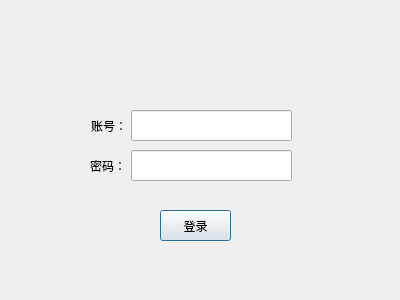
Qt form admin-app/admin_login_window.ui (dormitory604/Ticketing-System-ver2.0) before a commit.
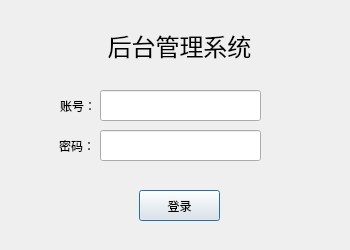
The same form after that commit.

Commit message: 修改前端

```diff
--- a/admin-app/admin_login_window.ui
+++ b/admin-app/admin_login_window.ui
@@ -2,24 +2,22 @@
 <ui version="4.0">
  <class>AdminLoginWindow</class>
  <widget class="QDialog" name="AdminLoginWindow">
-  <property name="geometry">
-   <rect>
-    <x>0</x>
-    <y>0</y>
-    <width>400</width>
-    <height>300</height>
-   </rect>
+  <property name="sizePolicy">
+   <sizepolicy hsizetype="Fixed" vsizetype="Fixed">
+    <horstretch>0</horstretch>
+    <verstretch>0</verstretch>
+   </sizepolicy>
   </property>
   <property name="minimumSize">
    <size>
-    <width>400</width>
-    <height>300</height>
+    <width>350</width>
+    <height>250</height>
    </size>
   </property>
   <property name="maximumSize">
    <size>
-    <width>400</width>
-    <height>300</height>
+    <width>350</width>
+    <height>250</height>
    </size>
   </property>
   <property name="windowTitle">
@@ -28,8 +26,8 @@
   <widget class="QLineEdit" name="usernameEdit">
    <property name="geometry">
     <rect>
-     <x>131</x>
-     <y>110</y>
+     <x>100</x>
+     <y>90</y>
      <width>161</width>
      <height>31</height>
     </rect>
@@ -38,8 +36,8 @@
   <widget class="QLineEdit" name="passwordEdit">
    <property name="geometry">
     <rect>
-     <x>131</x>
-     <y>150</y>
+     <x>100</x>
+     <y>130</y>
      <width>161</width>
      <height>31</height>
     </rect>
@@ -51,8 +49,8 @@
   <widget class="QLabel" name="label">
    <property name="geometry">
     <rect>
-     <x>91</x>
-     <y>110</y>
+     <x>60</x>
+     <y>90</y>
      <width>41</width>
      <height>31</height>
     </rect>
@@ -64,8 +62,8 @@
   <widget class="QLabel" name="label_2">
    <property name="geometry">
     <rect>
-     <x>90</x>
-     <y>150</y>
+     <x>59</x>
+     <y>130</y>
      <width>41</width>
      <height>31</height>
     </rect>
@@ -77,9 +75,9 @@
   <widget class="QPushButton" name="loginButton">
    <property name="geometry">
     <rect>
-     <x>160</x>
-     <y>210</y>
-     <width>71</width>
+     <x>139</x>
+     <y>190</y>
+     <width>81</width>
      <height>31</height>
     </rect>
    </property>
@@ -87,6 +85,27 @@
     <string>登录</string>
    </property>
   </widget>
+  <widget class="QLabel" name="label_3">
+   <property name="geometry">
+    <rect>
+     <x>99</x>
+     <y>30</y>
+     <width>161</width>
+     <height>31</height>
+    </rect>
+   </property>
+   <property name="font">
+    <font>
+     <pointsize>18</pointsize>
+    </font>
+   </property>
+   <property name="text">
+    <string>后台管理系统</string>
+   </property>
+   <property name="alignment">
+    <set>Qt::AlignmentFlag::AlignCenter</set>
+   </property>
+  </widget>
  </widget>
  <resources/>
  <connections/>
```
